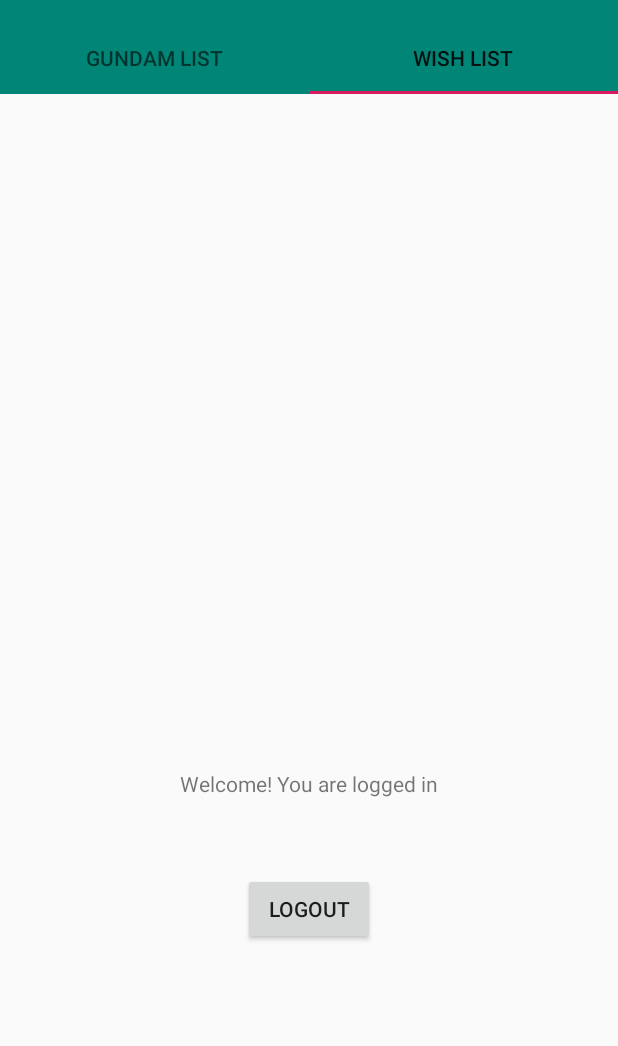
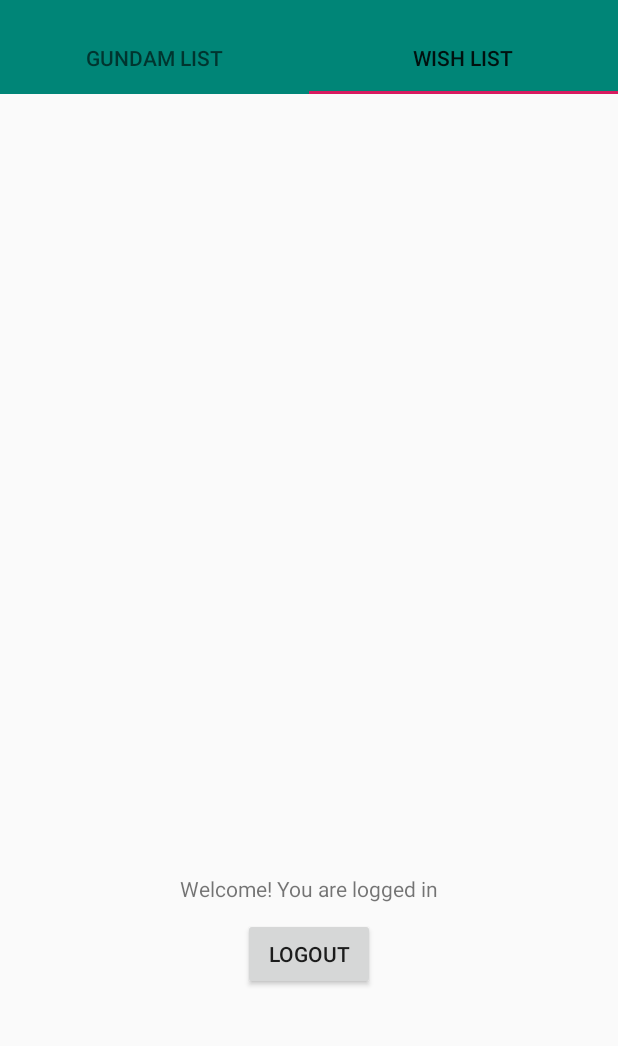
Before and after one commit to BenyaminDoni/GundamHobby, an Android app: the screen it shows after launch once a user with an empty profile is signed in (HomeActivity), tab 2 chosen, on a phone screen of 412 x 824 dp, the part 62-1108 px from its top. Run offline under Robolectric (Android 15) with nearby library versions, the phone set to English and light mode, and no system bars; our stand-ins replace Firebase (no records; nobody signed in at launch, a user with empty details on screens opened directly).

Commit message:
update UI lupa password

```diff
--- a/app/src/main/java/com/example/myapplication/MainActivity.java
+++ b/app/src/main/java/com/example/myapplication/MainActivity.java
@@ -102,14 +102,14 @@ public class MainActivity extends AppCompatActivity {
             }
         });
 
-        /*btnLupapass = (Button) findViewById(R.id.btnLupapass);
+        btnLupapass = (Button) findViewById(R.id.btnLupapass);
         btnLupapass.setOnClickListener(new View.OnClickListener() {
             @Override
             public void onClick(View view) {
-                Intent intent = new Intent(this,LupapassActivity.class);
+                Intent intent = new Intent(MainActivity.this, LupapassActivity.class);
                 startActivity(intent);
             }
-        });*/
+        });
     }
 
     @Override
--- a/app/src/main/res/layout/activity_home.xml
+++ b/app/src/main/res/layout/activity_home.xml
@@ -20,7 +20,7 @@
 
     <androidx.viewpager.widget.ViewPager
         android:layout_width="match_parent"
-        android:layout_height="400dp"
+        android:layout_height="500dp"
         android:id="@+id/viewPager_id">
 
     </androidx.viewpager.widget.ViewPager>
@@ -30,8 +30,8 @@
         android:layout_width="wrap_content"
         android:layout_height="wrap_content"
         android:layout_gravity="center"
-        android:layout_marginTop="50dp"
-        android:layout_marginBottom="50dp"
+        android:layout_marginTop="20dp"
+        android:layout_marginBottom="10dp"
         android:text="Welcome! You are logged in" />
 
     <Button
--- a/app/src/main/res/layout/activity_lupapass.xml
+++ b/app/src/main/res/layout/activity_lupapass.xml
@@ -23,7 +23,7 @@
         android:layout_gravity="center"
         android:layout_marginBottom="40dp"
         android:textSize="17dp"
-        android:text="Silahkan isi email pada field dibawah ini" />
+        android:text="Silahkan isi email pada field dibawah ini :" />
 
 
     <EditText
```
